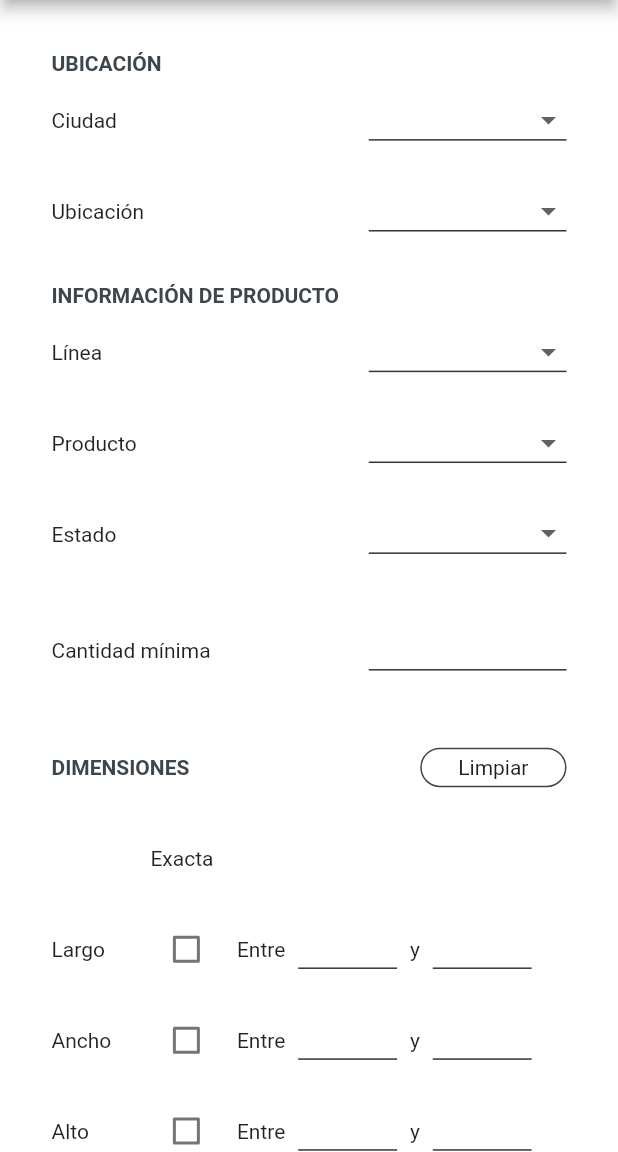
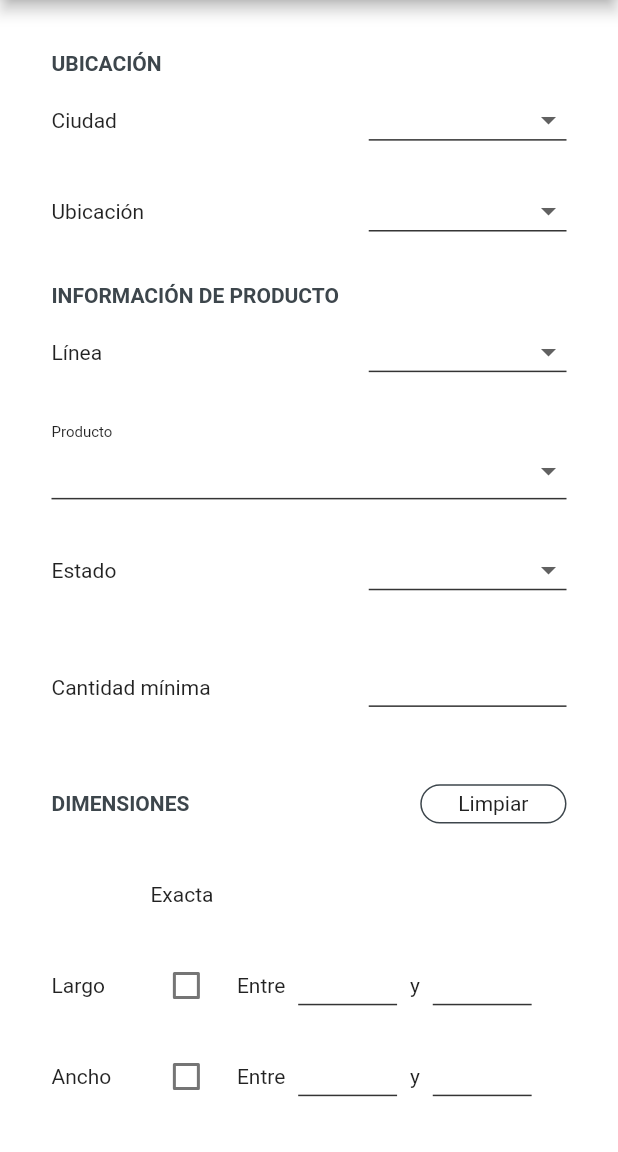
Before and after one commit to alvarohurtadobo/wood_factory, a Flutter app: the SearchPage screen opened by its route, on a phone screen of 412 x 824 dp, the part 84-1236 px from its top. Run offline on Flutter 3.47's test engine with Material 2 defaults, Android fonts, the light colour scheme and no system bars; our stand-ins replace dio, fluttertoast, open_file, pdf, photo_view, shared_preferences; missing offline and left inert: flutter_barcode_scanner; accounts and stored records are empty.

```diff
--- a/lib/wood/model/kit.dart
+++ b/lib/wood/model/kit.dart
@@ -124,8 +124,10 @@ class Kit {
         DateTime.tryParse(myRes["transformed_at_datetime"] ?? "");
     usedDatetime = DateTime.tryParse(myRes["used_at_datetime"] ?? "");
 
+
     updatingUserFirstName = myRes["updating_user_first_name"] ?? "";
     updatingUserLastName = myRes["updating_user_last_name"] ?? "";
+    print("Updating user is $updatingUserFirstName, $updatingUserLastName");
 
     // "id": 3,
     // "amount": 200,
--- a/lib/wood/ui/searchPage.dart
+++ b/lib/wood/ui/searchPage.dart
@@ -1,4 +1,5 @@
 import 'package:flutter/material.dart';
+import 'package:wood_center/common/components/expandedTile.dart';
 import 'package:wood_center/common/sizes.dart';
 import 'package:wood_center/wood/bloc/productBloc.dart';
 import 'package:wood_center/wood/model/kit.dart';
@@ -143,8 +144,8 @@ class _SearchPageState extends State<SearchPage> {
                     });
                     filters.remove("product_id");
                   })),
-              rowPiece(
-                  const Text("Producto"),
+              expandedTile(
+                  "Producto",
                   loadingProducts
                       ? Center(
                           child: SizedBox(
--- a/pubspec.yaml
+++ b/pubspec.yaml
@@ -44,6 +44,7 @@ dependencies:
   flutter_barcode_scanner: ^2.0.0
   fluttertoast: ^8.1.1
   # qr_flutter: ^4.0.0
+  photo_view: ^0.14.0
 
 dev_dependencies:
   flutter_test:
```
Also changed, not shown: lib/warehouse/ui/warehousesPage.dart (+13 -12 lines), pubspec.lock.
